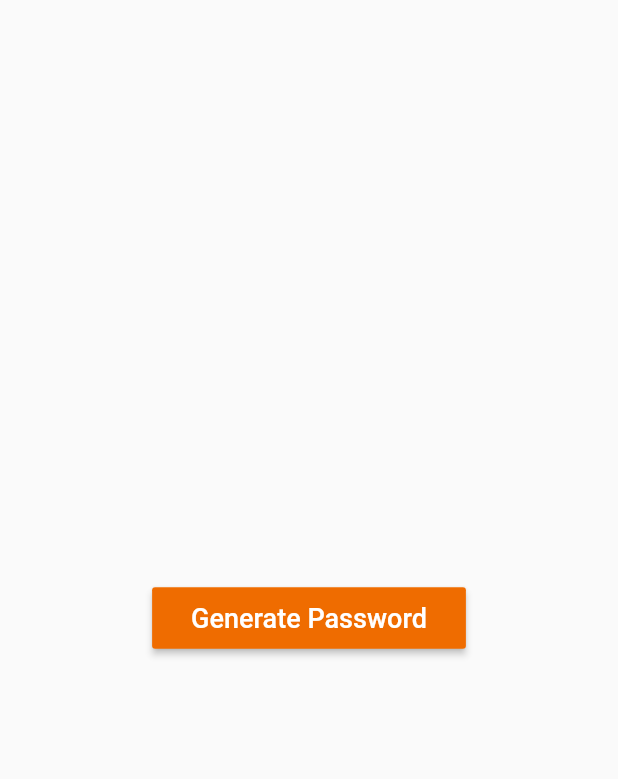
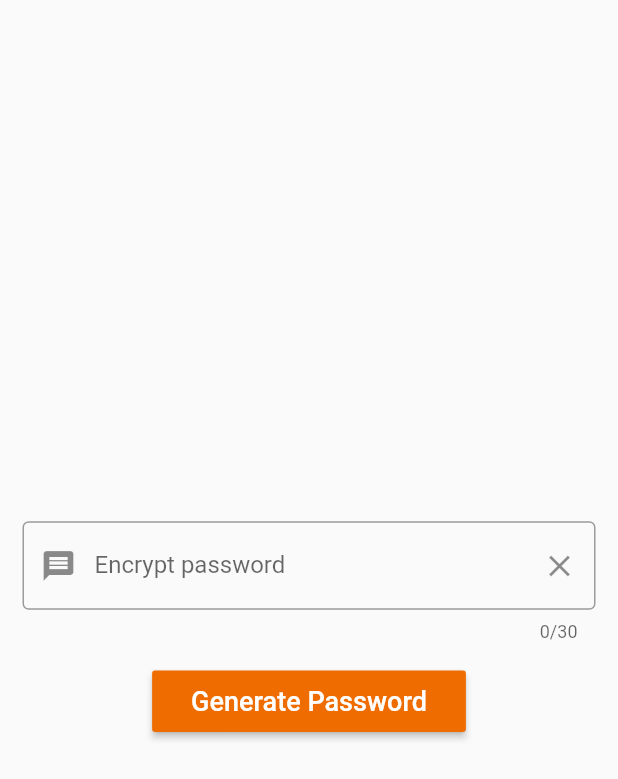
Before and after one commit to avijeetpandey/encryptor, a Flutter app: the CreatePassword widget shown alone on an empty page, opened directly, on a phone screen of 412 x 824 dp. Shown: the top 779 px of the screen. Run offline on Flutter 3.47's test engine with Material 2 defaults, Android fonts, the phone set to English and light mode, and no system bars; our stand-ins replace google_fonts, random_string, shared_preferences; missing offline and left inert: sk_onboarding_screen; accounts and stored records are empty; Roboto replaces fonts that are missing (Acme).

Commit message:
added UI elements -> TextField , Button

```diff
--- a/lib/Pages/CreatePassword.dart
+++ b/lib/Pages/CreatePassword.dart
@@ -1,7 +1,15 @@
 import 'package:flutter/material.dart';
 import 'package:google_fonts/google_fonts.dart';
 
-class CreatePassword extends StatelessWidget {
+class CreatePassword extends StatefulWidget {
+  @override
+  _CreatePasswordState createState() => _CreatePasswordState();
+}
+
+class _CreatePasswordState extends State<CreatePassword> {
+  // Text Editing Controller for the Encryption Field
+  TextEditingController _textController = TextEditingController();
+
   @override
   Widget build(BuildContext context) {
     return Container(
@@ -9,19 +17,51 @@ class CreatePassword extends StatelessWidget {
       child: Column(
         mainAxisAlignment: MainAxisAlignment.center,
         children: [
+          /**
+     * Encryption Related UI stuff
+     * Contains md5 and sha256 algorithms for encryption
+     */
+
+          Padding(
+            padding: const EdgeInsets.all(15.0),
+            child: TextField(
+              controller: _textController,
+              decoration: InputDecoration(
+                prefixIcon: Icon(Icons.message),
+                suffixIcon: IconButton(
+                  icon: Icon(Icons.clear),
+                  onPressed: () {
+                    _textController.clear();
+                  },
+                ),
+                hintText: "Enter here for encryption",
+                border: OutlineInputBorder(),
+                labelText: 'Encrypt password',
+              ),
+              maxLength: 30,
+              autocorrect: false,
+              autofocus: false,
+            ),
+          ),
+
+          /**
+           * Radio Buttons for selecting the Algorithm weather md5 or SHA256
+           */
+
+          /**
+           * Raised Button for Generating Simple Alphanumeric Password
+           */
           RaisedButton(
             color: Colors.orange[800],
             onPressed: () {},
             child: Padding(
               padding: const EdgeInsets.all(10.0),
-              child: Text("Generate Password",
-                style: GoogleFonts.acme(
-                  color: Colors.white,
-                  fontSize: 18,
-                ),
+              child: Text(
+                "Generate Password",
+                style: GoogleFonts.acme(color: Colors.white, fontSize: 18),
               ),
             ),
-          )
+          ),
         ],
       ),
     ));
--- a/lib/main.dart
+++ b/lib/main.dart
@@ -5,10 +5,11 @@ import './Encryptor.dart';
 import 'package:flutter/services.dart';
 
 Future main() async {
+    WidgetsFlutterBinding.ensureInitialized();
   SystemChrome.setPreferredOrientations(
       [DeviceOrientation.portraitDown, DeviceOrientation.portraitUp]);
 
-  WidgetsFlutterBinding.ensureInitialized();
+
   Constants.prefs = await SharedPreferences.getInstance();
 
   runApp(Encryptor());
--- a/lib/utils/PasswordGenerator.dart
+++ b/lib/utils/PasswordGenerator.dart
@@ -1,9 +1,22 @@
 import 'dart:math';
 import 'package:random_string/random_string.dart';
+import 'package:crypto/crypto.dart';
 
 class PasswordGenerator {
   static String generate(int length) {
     String generated = randomAlphaNumeric(length);
     return generated;
   }
+
+  static String md5_encrypt(String str) {
+    String md5_hashCode;
+
+    return md5_hashCode;
+  }
+
+  static String sha256_encrypt(String str) {
+    String sha256_hashCode;
+
+    return sha256_hashCode;
+  }
 }
--- a/pubspec.yaml
+++ b/pubspec.yaml
@@ -32,6 +32,7 @@ dependencies:
   shared_preferences: ^0.5.10
   google_fonts: ^1.1.0
   random_string: ^2.1.0
+  crypto: ^2.1.5
 
 
 dev_dependencies:
```
Also changed, not shown: pubspec.lock.
